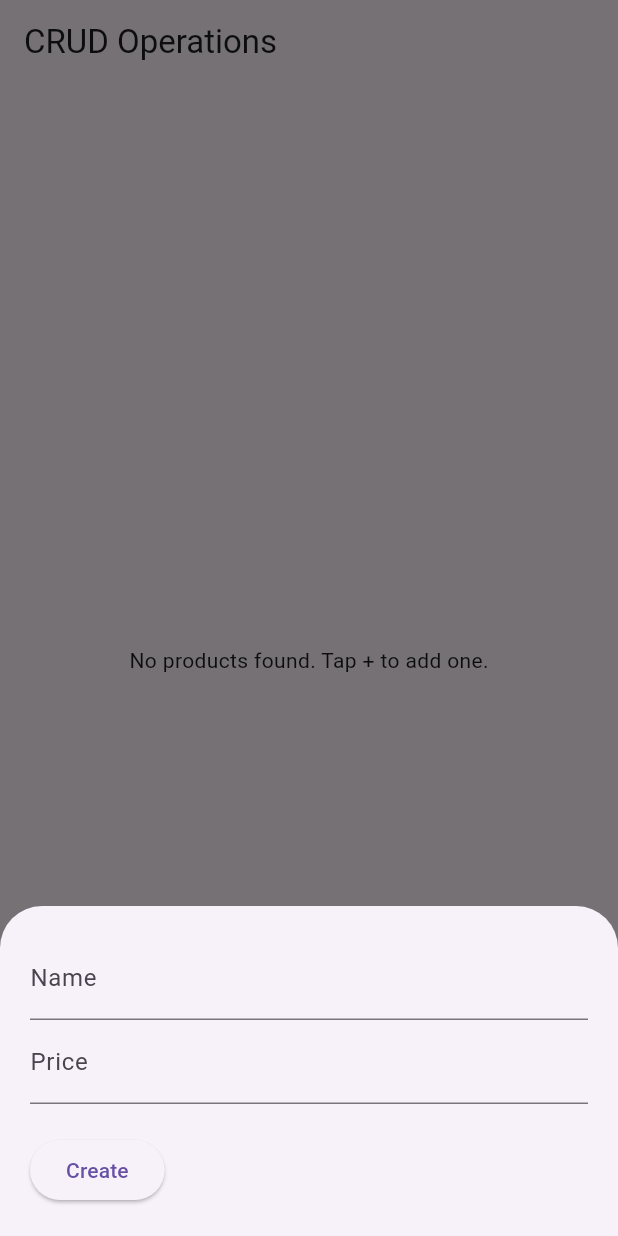
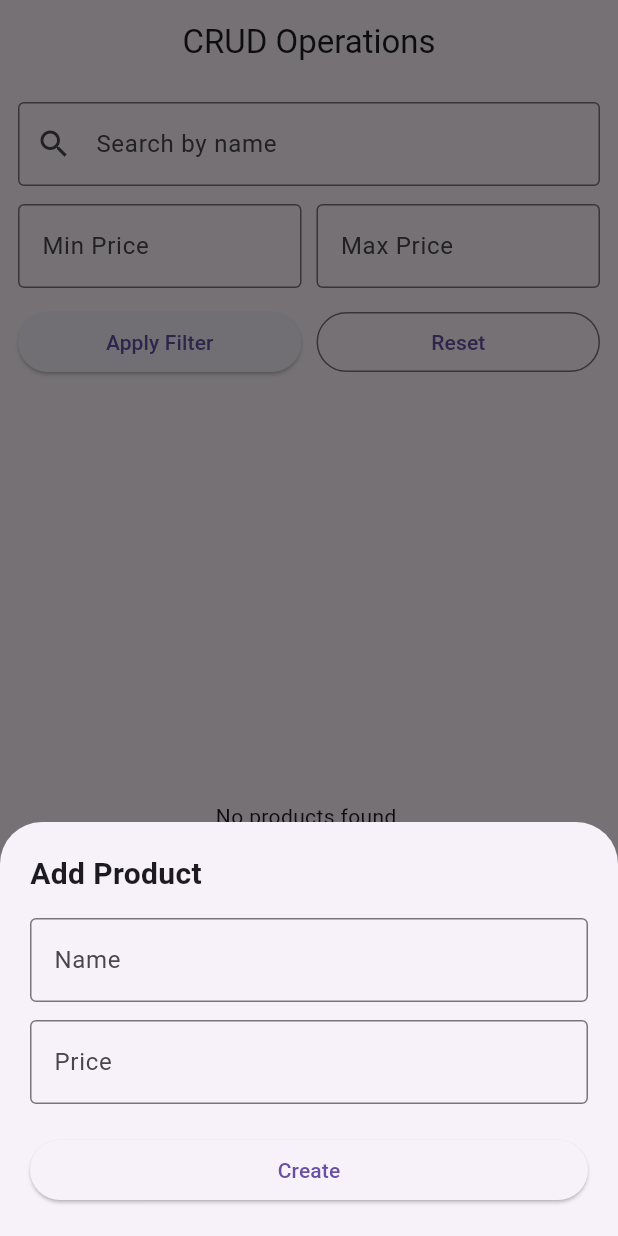
Before and after one commit to mumomuthike/MAD_inclass11, a Flutter app: the screen it shows after launch, after a tap on the "add" icon, on a phone screen of 412 x 824 dp. Run offline on Flutter 3.47's test engine with Material 3 defaults, Android fonts, the light colour scheme and no system bars; our stand-ins replace cloud_firestore, firebase_core; accounts and stored records are empty.

Commit message:
fixing main.darrt

```diff
--- a/inclass_11/lib/main.dart
+++ b/inclass_11/lib/main.dart
@@ -10,14 +10,15 @@ void main() async {
 }
 
 class MyApp extends StatelessWidget {
-  const MyApp({Key? key}) : super(key: key);
+  const MyApp({super.key});
 
   @override
   Widget build(BuildContext context) {
-    return const MaterialApp(
+    return MaterialApp(
       debugShowCheckedModeBanner: false,
       title: 'Product Manager',
-      home: HomePage(),
+      theme: ThemeData(primarySwatch: Colors.deepOrange),
+      home: const HomePage(),
     );
   }
 }
@@ -33,16 +34,28 @@ class _HomePageState extends State<HomePage> {
   final TextEditingController _nameController = TextEditingController();
   final TextEditingController _priceController = TextEditingController();
 
+  final TextEditingController _searchController = TextEditingController();
+  final TextEditingController _minPriceController = TextEditingController();
+  final TextEditingController _maxPriceController = TextEditingController();
+
   final CollectionReference _products = FirebaseFirestore.instance.collection(
     'products',
   );
 
+  String _searchQuery = '';
+  double? _minPrice;
+  double? _maxPrice;
+
   Future<void> _createOrUpdate([DocumentSnapshot? documentSnapshot]) async {
     String action = 'create';
+
     if (documentSnapshot != null) {
       action = 'update';
-      _nameController.text = documentSnapshot['name'];
+      _nameController.text = documentSnapshot['name'].toString();
       _priceController.text = documentSnapshot['price'].toString();
+    } else {
+      _nameController.clear();
+      _priceController.clear();
     }
 
     await showModalBottomSheet(
@@ -60,36 +73,67 @@ class _HomePageState extends State<HomePage> {
             mainAxisSize: MainAxisSize.min,
             crossAxisAlignment: CrossAxisAlignment.start,
             children: [
+              Text(
+                action == 'create' ? 'Add Product' : 'Update Product',
+                style: const TextStyle(
+                  fontSize: 20,
+                  fontWeight: FontWeight.bold,
+                ),
+              ),
+              const SizedBox(height: 15),
               TextField(
                 controller: _nameController,
-                decoration: const InputDecoration(labelText: 'Name'),
+                decoration: const InputDecoration(
+                  labelText: 'Name',
+                  border: OutlineInputBorder(),
                 ),
+              ),
+              const SizedBox(height: 12),
               TextField(
-                keyboardType: TextInputType.numberWithOptions(decimal: true),
                 controller: _priceController,
-                decoration: const InputDecoration(labelText: 'Price'),
+                keyboardType: const TextInputType.numberWithOptions(
+                  decimal: true,
+                ),
+                decoration: const InputDecoration(
+                  labelText: 'Price',
+                  border: OutlineInputBorder(),
+                ),
               ),
               const SizedBox(height: 20),
-              ElevatedButton(
-                child: Text(action == 'create' ? 'Create' : 'Update'),
+              SizedBox(
+                width: double.infinity,
+                child: ElevatedButton(
                   onPressed: () async {
-                  String name = _nameController.text;
-                  double? price = double.tryParse(_priceController.text);
+                    String name = _nameController.text.trim();
+                    double? price = double.tryParse(
+                      _priceController.text.trim(),
+                    );
+
                     if (name.isNotEmpty && price != null) {
                       if (action == 'create') {
-                      await _products.add({"name": name, "price": price});
-                    }
-                    if (action == 'update') {
+                        await _products.add({
+                          'name': name,
+                          'name_lower': name.toLowerCase(),
+                          'price': price,
+                        });
+                      } else {
                         await _products.doc(documentSnapshot!.id).update({
-                        "name": name,
-                        "price": price,
+                          'name': name,
+                          'name_lower': name.toLowerCase(),
+                          'price': price,
                         });
                       }
-                    _nameController.text = '';
-                    _priceController.text = '';
-                    Navigator.of(context).pop();
+
+                      _nameController.clear();
+                      _priceController.clear();
+
+                      if (mounted) {
+                        Navigator.of(ctx).pop();
+                      }
                     }
                   },
+                  child: Text(action == 'create' ? 'Create' : 'Update'),
+                ),
               ),
             ],
           ),
@@ -98,20 +142,139 @@ class _HomePageState extends State<HomePage> {
     );
   }
 
-  // TODO: Complete this function!
   Future<void> _deleteProduct(String productId) async {
-    // Your code here
     await _products.doc(productId).delete();
+
+    if (mounted) {
       ScaffoldMessenger.of(context).showSnackBar(
-      const SnackBar(content: Text('You have successfully deleted a product')),
+        const SnackBar(
+          content: Text('You have successfully deleted a product'),
+        ),
       );
+    }
+  }
+
+  void _applyFilters() {
+    setState(() {
+      _searchQuery = _searchController.text.trim().toLowerCase();
+      _minPrice = double.tryParse(_minPriceController.text.trim());
+      _maxPrice = double.tryParse(_maxPriceController.text.trim());
+    });
+  }
+
+  void _resetFilters() {
+    _searchController.clear();
+    _minPriceController.clear();
+    _maxPriceController.clear();
+
+    setState(() {
+      _searchQuery = '';
+      _minPrice = null;
+      _maxPrice = null;
+    });
+  }
+
+  bool _matchesFilters(DocumentSnapshot document) {
+    final data = document.data() as Map<String, dynamic>;
+
+    final String nameLower = (data['name_lower'] ?? '').toString();
+    final double price = (data['price'] as num).toDouble();
+
+    final bool matchesSearch =
+        _searchQuery.isEmpty || nameLower.contains(_searchQuery);
+
+    final bool matchesMin = _minPrice == null || price >= _minPrice!;
+    final bool matchesMax = _maxPrice == null || price <= _maxPrice!;
+
+    return matchesSearch && matchesMin && matchesMax;
+  }
+
+  @override
+  void dispose() {
+    _nameController.dispose();
+    _priceController.dispose();
+    _searchController.dispose();
+    _minPriceController.dispose();
+    _maxPriceController.dispose();
+    super.dispose();
   }
 
   @override
   Widget build(BuildContext context) {
     return Scaffold(
-      appBar: AppBar(title: const Text('CRUD Operations')),
-      body: StreamBuilder<QuerySnapshot>(
+      appBar: AppBar(title: const Text('CRUD Operations'), centerTitle: true),
+      body: Column(
+        children: [
+          Padding(
+            padding: const EdgeInsets.all(12),
+            child: Column(
+              children: [
+                TextField(
+                  controller: _searchController,
+                  onChanged: (value) {
+                    setState(() {
+                      _searchQuery = value.trim().toLowerCase();
+                    });
+                  },
+                  decoration: const InputDecoration(
+                    labelText: 'Search by name',
+                    prefixIcon: Icon(Icons.search),
+                    border: OutlineInputBorder(),
+                  ),
+                ),
+                const SizedBox(height: 12),
+                Row(
+                  children: [
+                    Expanded(
+                      child: TextField(
+                        controller: _minPriceController,
+                        keyboardType: const TextInputType.numberWithOptions(
+                          decimal: true,
+                        ),
+                        decoration: const InputDecoration(
+                          labelText: 'Min Price',
+                          border: OutlineInputBorder(),
+                        ),
+                      ),
+                    ),
+                    const SizedBox(width: 10),
+                    Expanded(
+                      child: TextField(
+                        controller: _maxPriceController,
+                        keyboardType: const TextInputType.numberWithOptions(
+                          decimal: true,
+                        ),
+                        decoration: const InputDecoration(
+                          labelText: 'Max Price',
+                          border: OutlineInputBorder(),
+                        ),
+                      ),
+                    ),
+                  ],
+                ),
+                const SizedBox(height: 12),
+                Row(
+                  children: [
+                    Expanded(
+                      child: ElevatedButton(
+                        onPressed: _applyFilters,
+                        child: const Text('Apply Filter'),
+                      ),
+                    ),
+                    const SizedBox(width: 10),
+                    Expanded(
+                      child: OutlinedButton(
+                        onPressed: _resetFilters,
+                        child: const Text('Reset'),
+                      ),
+                    ),
+                  ],
+                ),
+              ],
+            ),
+          ),
+          Expanded(
+            child: StreamBuilder<QuerySnapshot>(
               stream: _products.snapshots(),
               builder: (context, streamSnapshot) {
                 if (streamSnapshot.hasError) {
@@ -122,34 +285,46 @@ class _HomePageState extends State<HomePage> {
                   return const Center(child: CircularProgressIndicator());
                 }
 
-          if (!streamSnapshot.hasData || streamSnapshot.data!.docs.isEmpty) {
-            return const Center(
-              child: Text('No products found. Tap + to add one.'),
-            );
+                if (!streamSnapshot.hasData) {
+                  return const Center(child: Text('No products found.'));
+                }
+
+                final docs = streamSnapshot.data!.docs
+                    .where(_matchesFilters)
+                    .toList();
+
+                if (docs.isEmpty) {
+                  return const Center(child: Text('No products found.'));
                 }
 
                 return ListView.builder(
-            itemCount: streamSnapshot.data!.docs.length,
+                  itemCount: docs.length,
                   itemBuilder: (context, index) {
-              final DocumentSnapshot documentSnapshot =
-                  streamSnapshot.data!.docs[index];
+                    final DocumentSnapshot documentSnapshot = docs[index];
+                    final data =
+                        documentSnapshot.data() as Map<String, dynamic>;
 
                     return Card(
-                margin: const EdgeInsets.all(10),
+                      margin: const EdgeInsets.symmetric(
+                        horizontal: 10,
+                        vertical: 6,
+                      ),
                       child: ListTile(
-                  title: Text(documentSnapshot['name'].toString()),
-                  subtitle: Text(documentSnapshot['price'].toString()),
+                        title: Text(data['name'].toString()),
+                        subtitle: Text('\$${data['price'].toString()}'),
                         trailing: SizedBox(
                           width: 100,
                           child: Row(
                             children: [
                               IconButton(
                                 icon: const Icon(Icons.edit),
-                          onPressed: () => _createOrUpdate(documentSnapshot),
+                                onPressed: () =>
+                                    _createOrUpdate(documentSnapshot),
                               ),
                               IconButton(
                                 icon: const Icon(Icons.delete),
-                          onPressed: () => _deleteProduct(documentSnapshot.id),
+                                onPressed: () =>
+                                    _deleteProduct(documentSnapshot.id),
                               ),
                             ],
                           ),
@@ -160,6 +335,9 @@ class _HomePageState extends State<HomePage> {
                 );
               },
             ),
+          ),
+        ],
+      ),
       floatingActionButton: FloatingActionButton(
         onPressed: () => _createOrUpdate(),
         child: const Icon(Icons.add),
```
Lines whose indentation alone changed are shown as unchanged.
